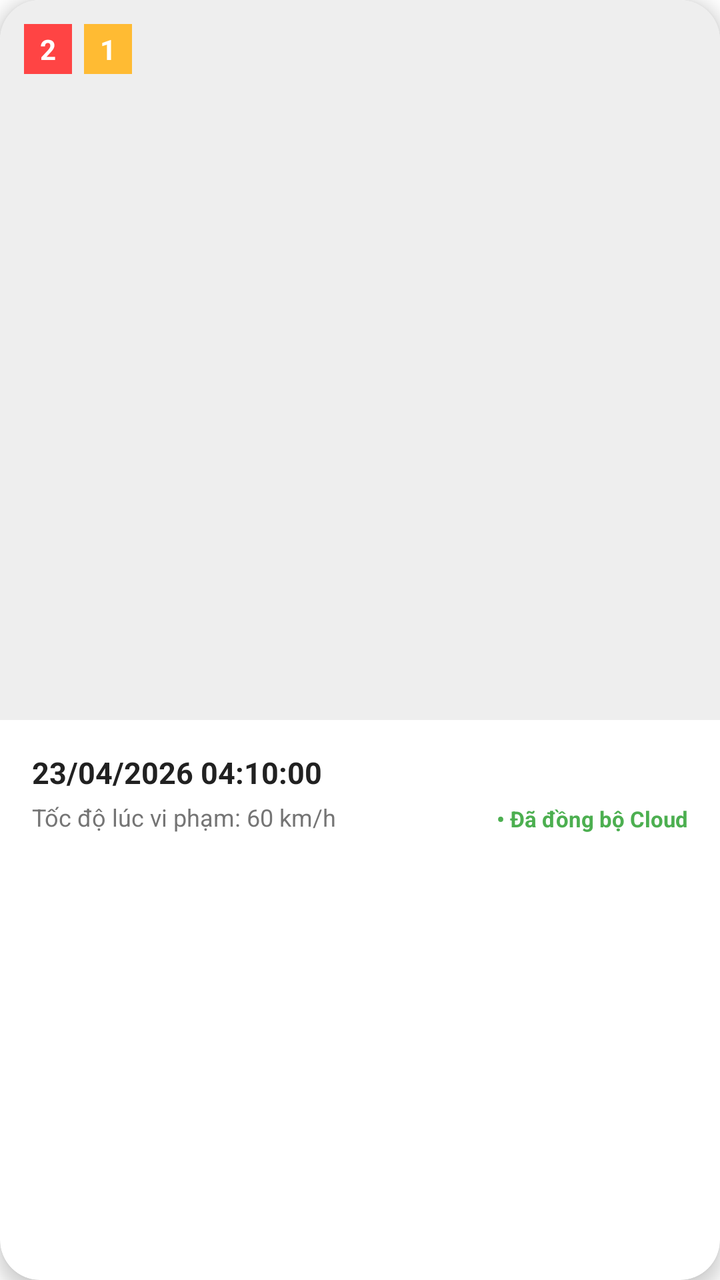
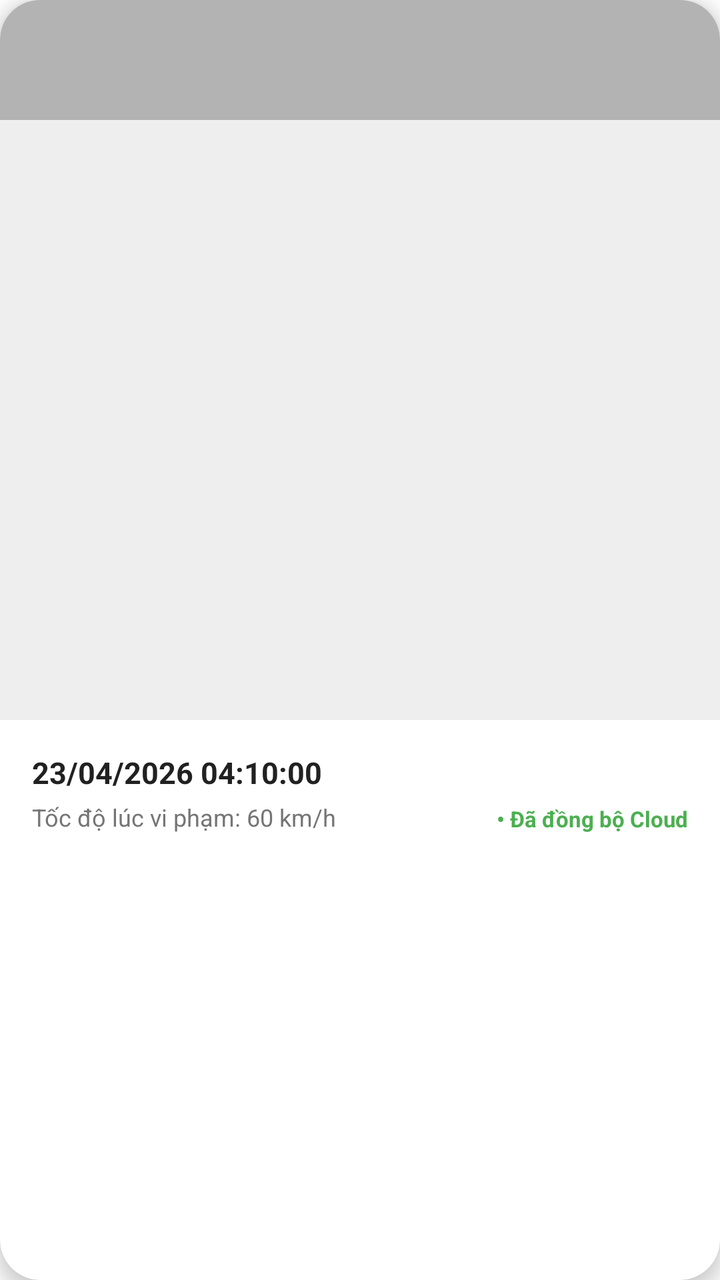

The first picture is an Android layout as it rendered before a commit; the second is the same layout after the commit. The layout source and the unified diff follow.
<!-- AndroidManifest.xml: application theme Theme.DmsApplication -->
<!-- res/layout/item_history.xml -->
<?xml version="1.0" encoding="utf-8"?>
<androidx.cardview.widget.CardView
    xmlns:android="http://schemas.android.com/apk/res/android"
    xmlns:app="http://schemas.android.com/apk/res-auto"
    android:layout_width="match_parent"
    android:layout_height="wrap_content"
    android:layout_marginHorizontal="16dp"
    android:layout_marginVertical="10dp"
    app:cardCornerRadius="20dp"
    app:cardElevation="5dp">

    <androidx.constraintlayout.widget.ConstraintLayout
        android:layout_width="match_parent"
        android:layout_height="wrap_content">

        <ImageView
            android:id="@+id/imgSnapshot"
            android:layout_width="0dp"
            android:layout_height="0dp"
            android:scaleType="centerCrop"
            android:background="#EEEEEE"
            app:layout_constraintDimensionRatio="1:1"
            app:layout_constraintEnd_toEndOf="parent"
            app:layout_constraintStart_toStartOf="parent"
            app:layout_constraintTop_toTopOf="parent" />

        <View
            android:layout_width="0dp"
            android:layout_height="80dp"
            app:layout_constraintEnd_toEndOf="parent"
            app:layout_constraintStart_toStartOf="parent"
            app:layout_constraintTop_toTopOf="parent" />

        <LinearLayout
            android:layout_width="wrap_content"
            android:layout_height="wrap_content"
            android:layout_marginStart="12dp"
            android:layout_marginTop="12dp"
            android:orientation="horizontal"
            app:layout_constraintStart_toStartOf="parent"
            app:layout_constraintTop_toTopOf="parent">

            <LinearLayout
                android:layout_width="wrap_content"
                android:layout_height="wrap_content"
                android:background="@android:color/holo_red_light"
                android:orientation="horizontal"
                android:paddingHorizontal="8dp"
                android:paddingVertical="3dp">
                <TextView
                    android:id="@+id/tvDrowsyCount"
                    android:layout_width="wrap_content"
                    android:layout_height="wrap_content"
                    android:text="2"
                    android:textColor="#FFFFFF"
                    android:textSize="14sp"
                    android:textStyle="bold" />

            </LinearLayout>

            <LinearLayout
                android:layout_width="wrap_content"
                android:layout_height="wrap_content"
                android:layout_marginStart="6dp"
                android:background="@android:color/holo_orange_light"
                android:orientation="horizontal"
                android:paddingHorizontal="8dp"
                android:paddingVertical="3dp">
                <TextView
                    android:id="@+id/tvHeadCount"
                    android:layout_width="wrap_content"
                    android:layout_height="wrap_content"
                    android:text="1"
                    android:textColor="#FFFFFF"
                    android:textSize="14sp"
                    android:textStyle="bold" />
            </LinearLayout>
        </LinearLayout>

        <androidx.constraintlayout.widget.ConstraintLayout
            android:layout_width="0dp"
            android:layout_height="wrap_content"
            android:padding="16dp"
            app:layout_constraintBottom_toBottomOf="parent"
            app:layout_constraintEnd_toEndOf="parent"
            app:layout_constraintStart_toStartOf="parent"
            app:layout_constraintTop_toBottomOf="@id/imgSnapshot">

            <TextView
                android:id="@+id/tvDateTime"
                android:layout_width="wrap_content"
                android:layout_height="wrap_content"
                android:text="23/04/2026 04:10:00"
                android:textColor="#212121"
                android:textSize="15sp"
                android:textStyle="bold"
                app:layout_constraintStart_toStartOf="parent"
                app:layout_constraintTop_toTopOf="parent" />

            <TextView
                android:id="@+id/tvSpeed"
                android:layout_width="wrap_content"
                android:layout_height="wrap_content"
                android:layout_marginTop="4dp"
                android:text="Tốc độ lúc vi phạm: 60 km/h"
                android:textColor="#757575"
                android:textSize="12sp"
                app:layout_constraintStart_toStartOf="parent"
                app:layout_constraintTop_toBottomOf="@id/tvDateTime" />

            <TextView
                android:id="@+id/tvSyncStatus"
                android:layout_width="wrap_content"
                android:layout_height="wrap_content"
                android:text="• Đã đồng bộ Cloud"
                android:textColor="#4CAF50"
                android:textSize="11sp"
                android:textStyle="bold"
                app:layout_constraintBottom_toBottomOf="parent"
                app:layout_constraintEnd_toEndOf="parent" />
        </androidx.constraintlayout.widget.ConstraintLayout>

    </androidx.constraintlayout.widget.ConstraintLayout>
</androidx.cardview.widget.CardView>
<!-- resources referenced by this layout -->
<resources>
  <style name="Theme.DmsApplication" parent="Theme.MaterialComponents.DayNight.NoActionBar" />
</resources>

<!-- the commit's change to res/layout/item_history.xml (unified diff, before → after) -->
@@ -26,7 +26,8 @@
 
         <View
             android:layout_width="0dp"
-            android:layout_height="80dp"
+            android:layout_height="60dp"
+            android:background="#40000000"
             app:layout_constraintEnd_toEndOf="parent"
             app:layout_constraintStart_toStartOf="parent"
             app:layout_constraintTop_toTopOf="parent" />
@@ -41,38 +42,41 @@
             app:layout_constraintTop_toTopOf="parent">
 
             <LinearLayout
+                android:id="@+id/layoutDrowsy"
                 android:layout_width="wrap_content"
                 android:layout_height="wrap_content"
-                android:background="@android:color/holo_red_light"
+                android:background="#EF5350"
                 android:orientation="horizontal"
-                android:paddingHorizontal="8dp"
-                android:paddingVertical="3dp">
+                android:paddingHorizontal="10dp"
+                android:paddingVertical="4dp"
+                android:visibility="gone">
+
                 <TextView
-                    android:id="@+id/tvDrowsyCount"
                     android:layout_width="wrap_content"
                     android:layout_height="wrap_content"
-                    android:text="2"
+                    android:text="Nhắm mắt"
                     android:textColor="#FFFFFF"
-                    android:textSize="14sp"
+                    android:textSize="13sp"
                     android:textStyle="bold" />
-
             </LinearLayout>
 
             <LinearLayout
+                android:id="@+id/layoutHead"
                 android:layout_width="wrap_content"
                 android:layout_height="wrap_content"
                 android:layout_marginStart="6dp"
-                android:background="@android:color/holo_orange_light"
+                android:background="#FF9800"
                 android:orientation="horizontal"
-                android:paddingHorizontal="8dp"
-                android:paddingVertical="3dp">
+                android:paddingHorizontal="10dp"
+                android:paddingVertical="4dp"
+                android:visibility="gone">
+
                 <TextView
-                    android:id="@+id/tvHeadCount"
                     android:layout_width="wrap_content"
                     android:layout_height="wrap_content"
-                    android:text="1"
+                    android:text="Quay đầu"
                     android:textColor="#FFFFFF"
-                    android:textSize="14sp"
+                    android:textSize="13sp"
                     android:textStyle="bold" />
             </LinearLayout>
         </LinearLayout>
